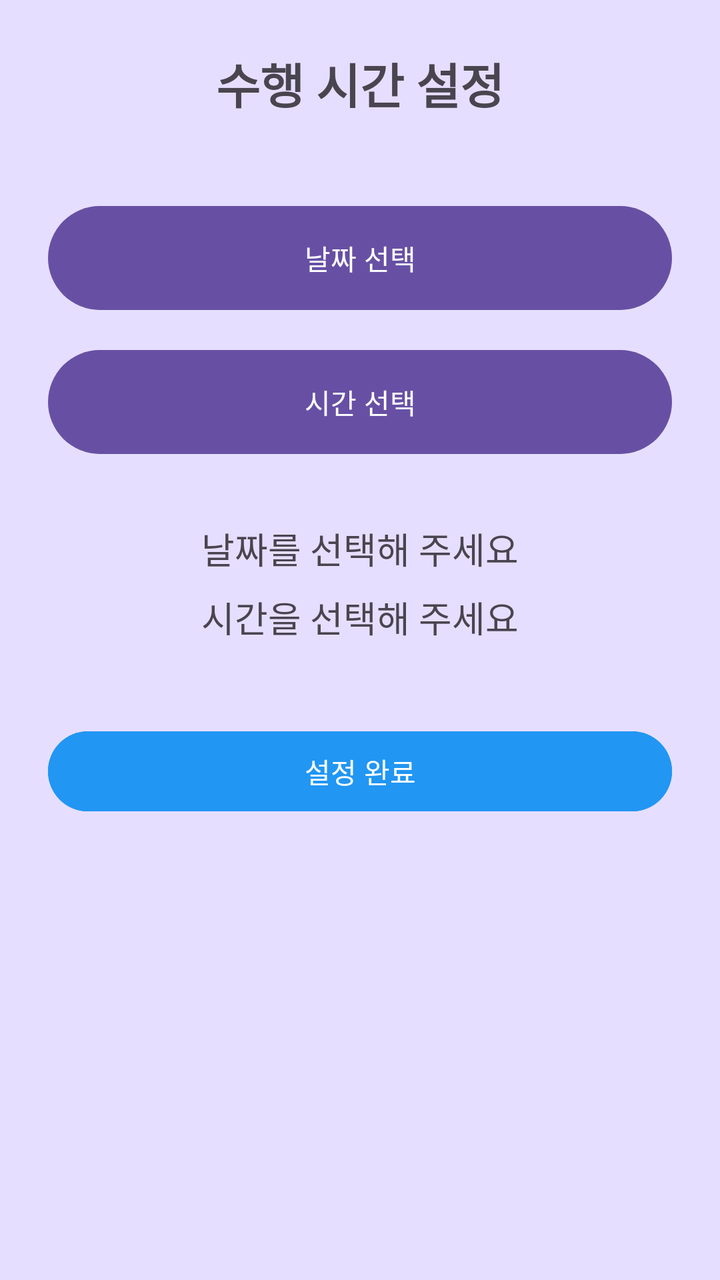
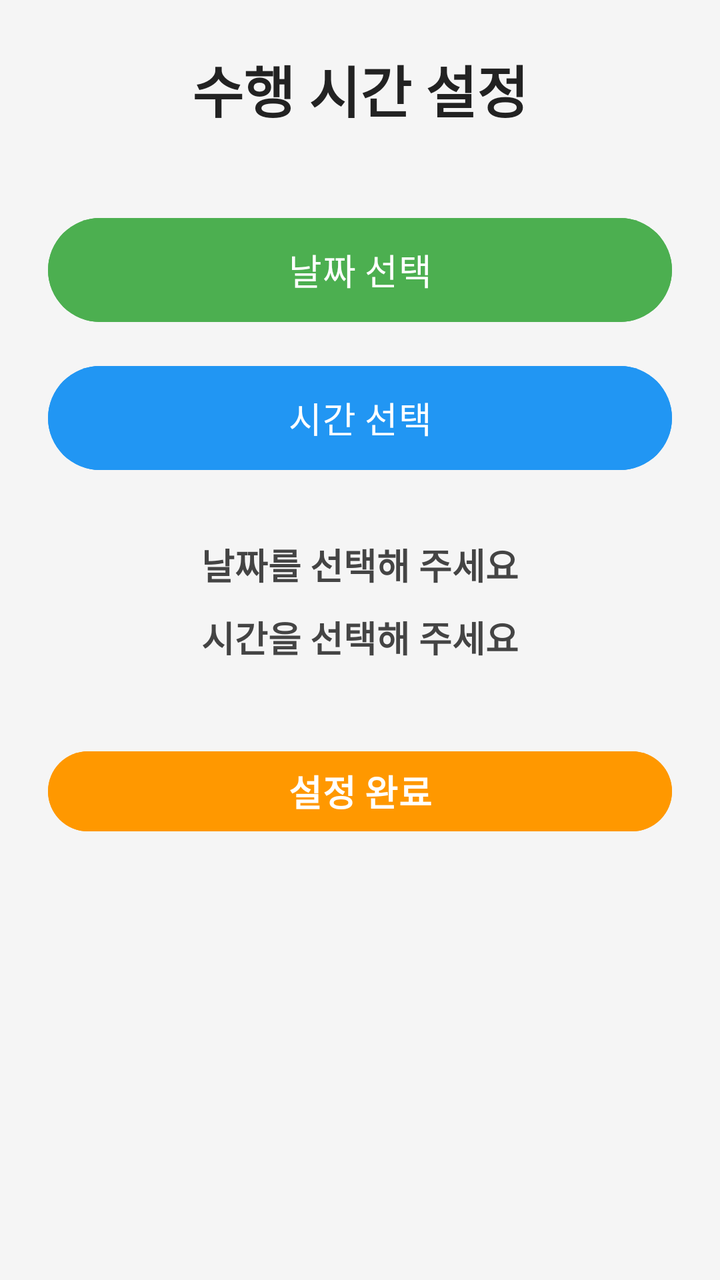

An Android layout rendered at two revisions. The XML below is the earlier revision; the diff shows what the commit changed to produce the second picture.
<!-- AndroidManifest.xml: application theme Theme.MyApplicationTest -->
<!-- res/layout/activity_timer.xml -->
<?xml version="1.0" encoding="utf-8"?>
<LinearLayout xmlns:android="http://schemas.android.com/apk/res/android"
    android:layout_width="match_parent"
    android:layout_height="match_parent"
    android:orientation="vertical"
    android:padding="24dp"
    android:gravity="center_horizontal"
    android:background="@color/material_dynamic_tertiary90">

    <TextView
        android:layout_width="wrap_content"
        android:layout_height="wrap_content"
        android:text="수행 시간 설정"
        android:textSize="24sp"
        android:textStyle="bold"
        android:layout_marginBottom="40dp" />

    <Button
        android:id="@+id/btn_date"
        android:layout_width="match_parent"
        android:layout_height="60dp"
        android:text="날짜 선택"
        android:layout_marginBottom="12dp" />

    <Button
        android:id="@+id/btn_time"
        android:layout_width="match_parent"
        android:layout_height="60dp"
        android:text="시간 선택"
        android:layout_marginBottom="30dp" />

    <TextView
        android:id="@+id/tv_selected_date"
        android:layout_width="wrap_content"
        android:layout_height="wrap_content"
        android:text="날짜를 선택해 주세요"
        android:textSize="18sp"
        android:layout_marginBottom="8dp" />

    <TextView
        android:id="@+id/tv_selected_time"
        android:layout_width="wrap_content"
        android:layout_height="wrap_content"
        android:text="시간을 선택해 주세요"
        android:textSize="18sp"
        android:layout_marginBottom="40dp" />

    <Button
        android:id="@+id/btn_timer_back"
        android:layout_width="match_parent"
        android:layout_height="wrap_content"
        android:backgroundTint="#2196F3"
        android:textColor="#FFFFFF"
        android:text="설정 완료" />

</LinearLayout>
<!-- resources referenced by this layout -->
<resources>
  <style name="Theme.MyApplicationTest" parent="Base.Theme.MyApplicationTest" />
  <style name="Base.Theme.MyApplicationTest" parent="Theme.Material3.DayNight.NoActionBar">
          
          
      </style>
</resources>

<!-- the commit's change to res/layout/activity_timer.xml (unified diff, before → after) -->
@@ -1,56 +1,104 @@
 <?xml version="1.0" encoding="utf-8"?>
-<LinearLayout xmlns:android="http://schemas.android.com/apk/res/android"
+<LinearLayout
+    xmlns:android="http://schemas.android.com/apk/res/android"
+
     android:layout_width="match_parent"
     android:layout_height="match_parent"
+
     android:orientation="vertical"
+
     android:padding="24dp"
+
     android:gravity="center_horizontal"
-    android:background="@color/material_dynamic_tertiary90">
+
+    android:background="#F5F5F5">
 
     <TextView
         android:layout_width="wrap_content"
         android:layout_height="wrap_content"
+
         android:text="수행 시간 설정"
-        android:textSize="24sp"
+
+        android:textSize="28sp"
+
         android:textStyle="bold"
-        android:layout_marginBottom="40dp" />
+
+        android:textColor="#222222"
+
+        android:layout_marginBottom="40dp"/>
 
     <Button
         android:id="@+id/btn_date"
         android:layout_width="match_parent"
         android:layout_height="60dp"
+
         android:text="날짜 선택"
-        android:layout_marginBottom="12dp" />
+
+        android:textSize="18sp"
+
+        android:backgroundTint="#4CAF50"
+
+        android:textColor="#FFFFFF"
+
+        android:layout_marginBottom="14dp"/>
 
     <Button
         android:id="@+id/btn_time"
         android:layout_width="match_parent"
         android:layout_height="60dp"
+
         android:text="시간 선택"
-        android:layout_marginBottom="30dp" />
+
+        android:textSize="18sp"
+
+        android:backgroundTint="#2196F3"
+
+        android:textColor="#FFFFFF"
+
+        android:layout_marginBottom="30dp"/>
 
     <TextView
         android:id="@+id/tv_selected_date"
         android:layout_width="wrap_content"
         android:layout_height="wrap_content"
+
         android:text="날짜를 선택해 주세요"
+
         android:textSize="18sp"
-        android:layout_marginBottom="8dp" />
+
+        android:textStyle="bold"
+
+        android:textColor="#444444"
+
+        android:layout_marginBottom="10dp"/>
 
     <TextView
         android:id="@+id/tv_selected_time"
         android:layout_width="wrap_content"
         android:layout_height="wrap_content"
+
         android:text="시간을 선택해 주세요"
+
         android:textSize="18sp"
-        android:layout_marginBottom="40dp" />
+
+        android:textStyle="bold"
+
+        android:textColor="#444444"
+
+        android:layout_marginBottom="40dp"/>
 
     <Button
         android:id="@+id/btn_timer_back"
         android:layout_width="match_parent"
         android:layout_height="wrap_content"
-        android:backgroundTint="#2196F3"
-        android:textColor="#FFFFFF"
-        android:text="설정 완료" />
 
+        android:text="설정 완료"
+
+        android:textSize="18sp"
+
+        android:textStyle="bold"
+
+        android:backgroundTint="#FF9800"
+
+        android:textColor="#FFFFFF"/>
 </LinearLayout>
